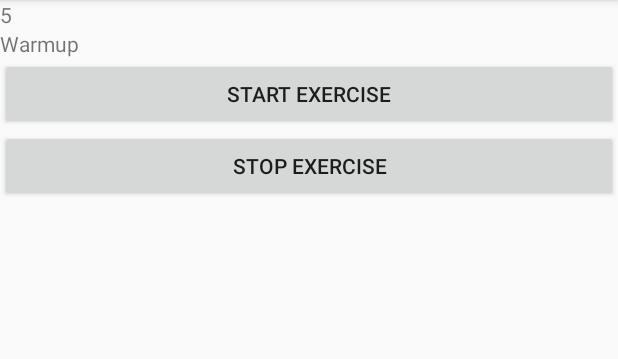
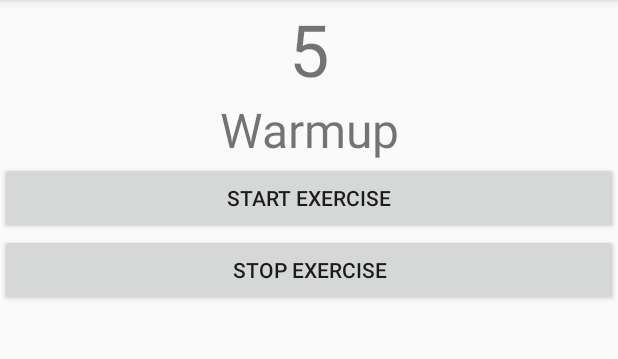
Before and after one commit to jdupont/android-workout-timer, an Android app: the screen it shows after launch (RunningTimerActivity), after a tap on "RUN MOCK WORKOUT.", on a phone screen of 412 x 824 dp, the part 84-443 px from its top. Run offline under Robolectric (Android 15) with nearby library versions, the phone set to English and light mode, and no system bars.

Commit message:
Very slight visual improvements to make workout timer GUI a little more readable

```diff
--- a/app/src/main/res/layout/activity_running_timer_activty.xml
+++ b/app/src/main/res/layout/activity_running_timer_activty.xml
@@ -10,13 +10,15 @@
     <TextView
         android:layout_width="match_parent"
         android:layout_height="wrap_content"
-        android:layout_gravity="center_horizontal"
+        android:gravity="center_horizontal"
+        android:textSize="48sp"
         android:id="@+id/TimerDisplay" />
 
     <TextView
         android:layout_width="match_parent"
         android:layout_height="wrap_content"
-        android:layout_gravity="center_horizontal"
+        android:gravity="center_horizontal"
+        android:textSize="32sp"
         android:id="@+id/CurrentIntervalName" />
 
     <Button
```
